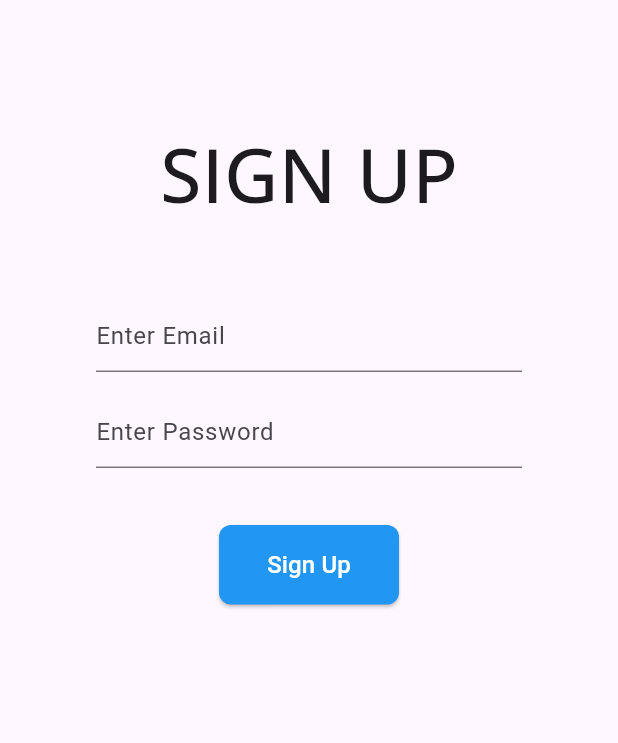
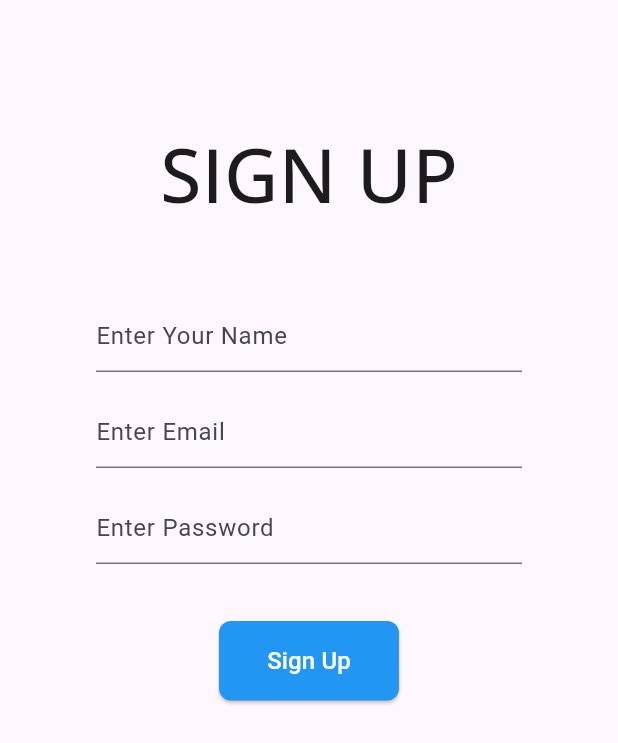
Before and after one commit to Abhinav771/todo, a Flutter app: the SignUp screen opened directly, on a phone screen of 412 x 824 dp. Shown: the top 743 px of the screen. Run offline on Flutter 3.47's test engine with Material 3 defaults, Android fonts, the phone set to English and light mode, and no system bars; our stand-ins replace easy_date_timeline, firebase_auth, firebase_core, fl_chart, get, google_sign_in and 4 more; accounts and stored records are empty; network calls fail.

```diff
--- a/lib/resources/data.dart
+++ b/lib/resources/data.dart
@@ -3,6 +3,13 @@ import 'package:flutter/cupertino.dart';
 import 'package:flutter/material.dart';
 
 class Data with ChangeNotifier{
+
+  String name='Abhi';
+  updateName(String n){
+    name=n;
+    notifyListeners();
+  }
+
   var valToWork ={'One':'Work','Two':'Swimming','Three':'Running','Four':'Yoga','Five':'Shopping','Six':'Others'};
   String category="Wo";
   String task="a";
--- a/lib/resources/taskCard.dart
+++ b/lib/resources/taskCard.dart
@@ -20,6 +20,7 @@ class TaskCard extends StatefulWidget {
   final Color highlightedColor;
   final String imgSrc;
   final String taskName;
+  final TimeOfDay? time;
   // final AnimationController confittiController;
 
   TaskCard({
@@ -27,6 +28,7 @@ class TaskCard extends StatefulWidget {
     required this.highlightedColor,
     required this.imgSrc,
     required this.taskName,
+    required this.time,
     // required this.confittiController,
   });
 
@@ -141,7 +143,7 @@ class _TaskCardState extends State<TaskCard> {
                             ),
                             Consumer<Data>(builder: (context,data,child){
                               return Text(
-                                '      ${data.selectedTime?.format(context)}      ',
+                                '      ${widget.time?.format(context)}      ',
                                 style: TextStyle(
                                   fontWeight: FontWeight.w900,
                                   fontSize: 15,
--- a/lib/resources/taskList.dart
+++ b/lib/resources/taskList.dart
@@ -31,6 +31,7 @@ class TaskList with ChangeNotifier {
       highlightedColor: const Color(0XFF458CFF),
       imgSrc: 'images/swimming.png',
       taskName: 'Swimming',
+      time:TimeOfDay.now(),
 
     )
   ];
@@ -71,6 +72,7 @@ class TaskList with ChangeNotifier {
         highlightedColor: highColor[category]!,
         imgSrc: catImg[category]!, // No need for the ! operator
         taskName: taskName,
+        time:time,
       )
     );
 
@@ -86,6 +88,7 @@ class TaskList with ChangeNotifier {
             highlightedColor: highColor[category]!,
             imgSrc: catImg[category]!, // No need for the ! operator
             taskName: taskName,
+            time:time,
           )
       );
     } else {
@@ -94,6 +97,7 @@ class TaskList with ChangeNotifier {
         highlightedColor: highColor[category]!,
         imgSrc: catImg[category]!, // No need for the ! operator
         taskName: taskName,
+        time:time,
       )];
 
 
--- a/lib/screens/home.dart
+++ b/lib/screens/home.dart
@@ -11,6 +11,8 @@ import 'package:todo/resources/taskList.dart';
 import 'package:material_design_icons_flutter/material_design_icons_flutter.dart';
 import 'package:lottie/lottie.dart';
 import 'package:google_sign_in/google_sign_in.dart';
+
+import '../resources/data.dart';
 
 
 class MyApp extends StatefulWidget {
@@ -103,10 +105,13 @@ class _MyAppState extends State<MyApp>  with SingleTickerProviderStateMixin{
                 crossAxisAlignment: CrossAxisAlignment.start,
                 children: [
                   SizedBox(height: 15,),
+                  Consumer<Data>(builder: (context,data,child){
+                    return
                       Container(
                         child:
                         Padding(
                           padding: const EdgeInsets.only(left: 16),
+
                           child: RichText(
                             text: TextSpan(
                               children: [
@@ -115,7 +120,7 @@ class _MyAppState extends State<MyApp>  with SingleTickerProviderStateMixin{
                                   style: TextStyle(fontSize: 24.0, color: Colors.black,fontWeight: FontWeight.w900,fontFamily: "OpenSans"),
                                 ),
                                 TextSpan(
-                              text: '$user_name'+'!',
+                                  text: '${data.name}'+'!',
                                   style: TextStyle(fontSize: 32.0, color: Colors.blue, fontWeight: FontWeight.w900,fontFamily: "OpenSans"),
                                 ),
 
@@ -125,7 +130,10 @@ class _MyAppState extends State<MyApp>  with SingleTickerProviderStateMixin{
 
                         ),
 
-                  ),
+                      );
+
+                  }),
+
                   Consumer<TaskList>(builder: (context,taskList,child){
                     return Padding(
                       padding: const EdgeInsets.only(left: 16),
--- a/lib/screens/landing_screen.dart
+++ b/lib/screens/landing_screen.dart
@@ -2,6 +2,7 @@ import 'package:flutter/material.dart';
 import 'package:introduction_screen/introduction_screen.dart';
 import 'package:todo/screens/home.dart';
 import 'package:todo/screens/wrapper.dart';
+import 'package:material_design_icons_flutter/material_design_icons_flutter.dart';
 
 
 class LandingScreen extends StatefulWidget {
@@ -28,7 +29,7 @@ class _LandingScreenState extends State<LandingScreen> {
             showSkipButton: true,
             showDoneButton: true,
             showBottomPart: true,
-            next:Icon(Icons.navigate_next),
+            next:Icon(MdiIcons.arrowRight),
             skip: Text('Skip'),
             done: Text('Done'),
             onDone: (){
--- a/lib/screens/signup.dart
+++ b/lib/screens/signup.dart
@@ -1,7 +1,10 @@
 import 'package:firebase_auth/firebase_auth.dart';
 import 'package:flutter/material.dart';
 import 'package:get/get.dart';
+import 'package:provider/provider.dart';
 import 'package:todo/screens/wrapper.dart';
+
+import '../resources/data.dart';
 
 class SignUp extends StatefulWidget {
   const SignUp({super.key});
@@ -13,10 +16,14 @@ class SignUp extends StatefulWidget {
 class _SignUpState extends State<SignUp> {
   TextEditingController _email =TextEditingController();
   TextEditingController _password =TextEditingController();
+  TextEditingController _name =TextEditingController();
   signup()async{
+    // await FirebaseAuth.instance.createUserWithEmailAndPassword(email: _email.text, password: _password.text);
     await FirebaseAuth.instance.createUserWithEmailAndPassword(email: _email.text, password: _password.text);
+    // Get.offAll(const Wrapper());
     Get.offAll(Wrapper());
   }
+
   @override
   Widget build(BuildContext context) {
     return Scaffold(
@@ -33,6 +40,13 @@ class _SignUpState extends State<SignUp> {
                   Padding(
                     padding: const EdgeInsets.all(8.0),
                     child: TextFormField(
+                      controller: _name,
+                      decoration: InputDecoration(hintText: 'Enter Your Name'),
+
+                    ),
+                  ), Padding(
+                    padding: const EdgeInsets.all(8.0),
+                    child: TextFormField(
                       controller: _email,
                       decoration: InputDecoration(hintText: 'Enter Email'),
 
@@ -47,9 +61,15 @@ class _SignUpState extends State<SignUp> {
                     ),
                   ),
                 SizedBox(height: 30,),
-                SizedBox(
+                Consumer<Data>(builder: (context,data,child){
+                  return SizedBox(
                     width: 120,
-                  child: ElevatedButton(onPressed: (()=>signup()), child: Text('Sign Up',style: TextStyle(fontSize: 16),),
+                    child: ElevatedButton(onPressed: (()=>signup())
+                      // print('Hello');
+                      // data.updateName(_name.text);
+                      // signup();
+
+                    , child: Text('Sign Up',style: TextStyle(fontSize: 16),),
 
                       style: ElevatedButton.styleFrom(
                         foregroundColor: Colors.white, backgroundColor: Colors.blue, // Text color
@@ -59,7 +79,10 @@ class _SignUpState extends State<SignUp> {
                         ),
                       ),
                     ),
-                ),
+                  );
+                }),
+
+
               ],),
             ),
           ),
```
Also changed, not shown: lib/screens/login.dart (+8 -1 lines). Lines whose indentation alone changed are shown as unchanged.
